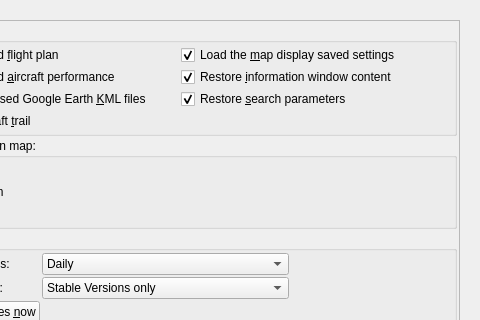
albar965/littlenavmap, file src/options/options.ui: the form before one commit; both pictures show x 409 to 889 and y 0 to 320 of the 889 by 534 pixel window.
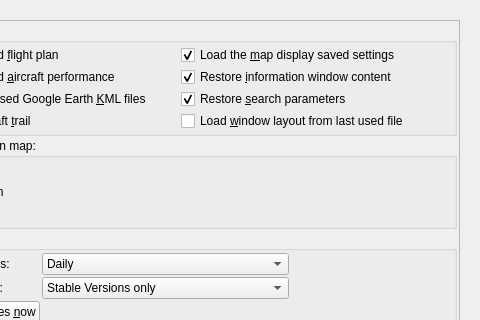
The form after the commit.

Commit message: Added option to restore window layout from file on startup.

The edit to the form file:
```diff
--- a/src/options/options.ui
+++ b/src/options/options.ui
@@ -185,6 +185,20 @@
                  </property>
                 </widget>
                </item>
+               <item row="3" column="1">
+                <widget class="QCheckBox" name="checkBoxOptionsStartupLoadLayout">
+                 <property name="toolTip">
+                  <string>Loads the window layout from the last opened window layout file on startup.
+This is the file on top of the list &quot;Recent Window Layouts&quot;.</string>
+                 </property>
+                 <property name="text">
+                  <string>Load &amp;window layout from last used file</string>
+                 </property>
+                 <property name="checked">
+                  <bool>false</bool>
+                 </property>
+                </widget>
+               </item>
               </layout>
              </widget>
             </item>
```
Left out of the diff: 58 changed lines with no effect on the pictures. The commit also changes 3 other files.
